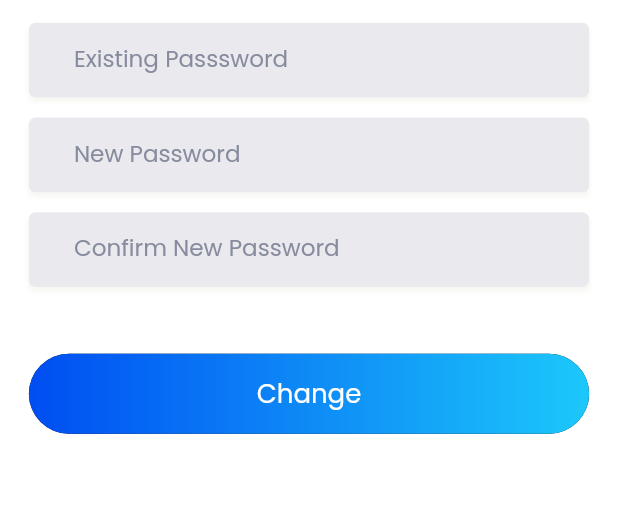
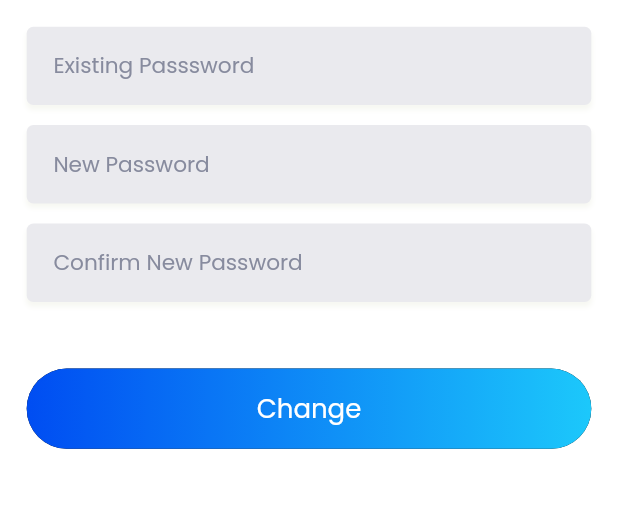
Before and after one commit to Furqan-Ahmed-bot/p2p, a Flutter app: the ChnageSETTINGSScreen screen opened by its route, on a phone screen of 412 x 824 dp, the part 84-592 px from its top. Run offline on Flutter 3.47's test engine with Material 2 defaults, Android fonts, the phone set to English and light mode, and no system bars; our stand-ins replace audio_video_progress_bar, carousel_slider, circular_countdown_timer, dotted_border, file_picker, firebase_core and 13 more; missing offline and left inert: camera_camera, dart:ffi, textfield_tags; accounts and stored records are empty.

Commit message:
5:55 AM 4-5-2023

```diff
--- a/lib/Home/ChnageSettings.dart
+++ b/lib/Home/ChnageSettings.dart
@@ -1,5 +1,3 @@
-
-
 import '../export_all.dart';
 
 class ChnageSETTINGSScreen extends StatefulWidget {
@@ -10,6 +8,10 @@ class ChnageSETTINGSScreen extends StatefulWidget {
 }
 
 class _ChnageSETTINGSScreenState extends State<ChnageSETTINGSScreen> {
+  final existingPasswordController = TextEditingController();
+  final newPasswordController = TextEditingController();
+  final confirmPasswordController = TextEditingController();
+
   @override
   Widget build(BuildContext context) {
     return Scaffold(
@@ -55,61 +57,30 @@ class _ChnageSETTINGSScreenState extends State<ChnageSETTINGSScreen> {
           ),
         ),
       ),
-      body: Container(
-        width: double.infinity,
-        child: SingleChildScrollView(
-          child: Padding(
-            padding: EdgeInsets.symmetric(horizontal: 20.w),
-            child: Column(
+      body: DisAllowIndicatorWidget(
+        child: ListView(
+          padding: EdgeInsets.all(20.r),
           children: [
-                17.verticalSpace,
-                TextField1("Existing Passsword"),
+            CustomTextFieldWidget2(
+                hintText: 'Existing Passsword',
+                controller: existingPasswordController),
+            // TextField1("Existing Passsword"),
             15.verticalSpace,
-                TextField1("New Password"),
+            CustomTextFieldWidget2(
+                hintText: 'New Password', controller: newPasswordController),
             15.verticalSpace,
-                TextField1("Confirm New Password"),
+            CustomTextFieldWidget2(
+                hintText: 'Confirm New Password',
+                controller: confirmPasswordController),
             50.verticalSpace,
-                GestureDetector(
+            CustomButtonWidget(
+                text: 'Change',
                 onTap: () {
                   final bottomcontroller = Get.put(BottomController());
                   bottomcontroller.navBarChange(0);
                   Get.to(() => MainScreen());
-                  },
-                  child: Container(
-                    width: 388.w,
-                    height: 60.h,
-                    decoration: BoxDecoration(
-                      gradient: LinearGradient(
-                        begin: Alignment.bottomRight,
-                        end: Alignment.bottomLeft,
-                        colors: [
-                          Color(0xff1CC8FB),
-                          Color(0xff004DF2),
+                })
           ],
-                      ),
-                      boxShadow: [
-                        BoxShadow(
-                          offset: Offset(0, 0),
-                        ),
-                      ],
-                      borderRadius: BorderRadius.circular(30.r),
-                    ),
-                    child: Center(
-                      child: Row(
-                        mainAxisAlignment: MainAxisAlignment.center,
-                        children: [
-                          Text(
-                            "Change",
-                            style: TextStyle(color: Colors.white, fontSize: 18.sp),
-                          ),
-                        ],
-                      ),
-                    ),
-                  ),
-                ),
-              ],
-            ),
-          ),
         ),
       ),
     );
```
Lines whose indentation alone changed are shown as unchanged.
